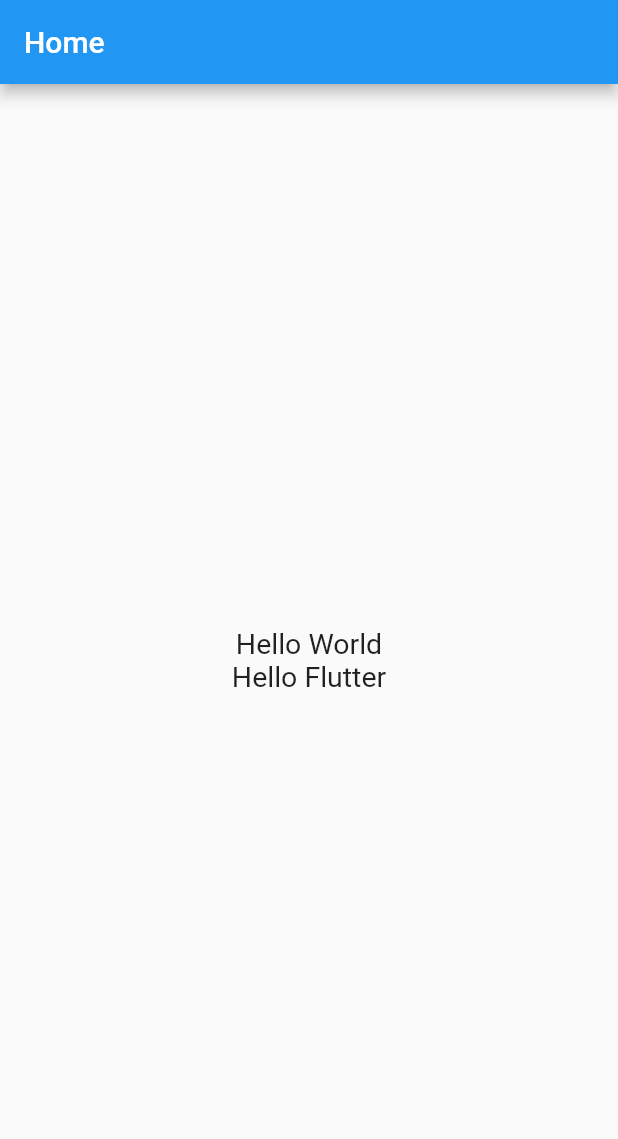
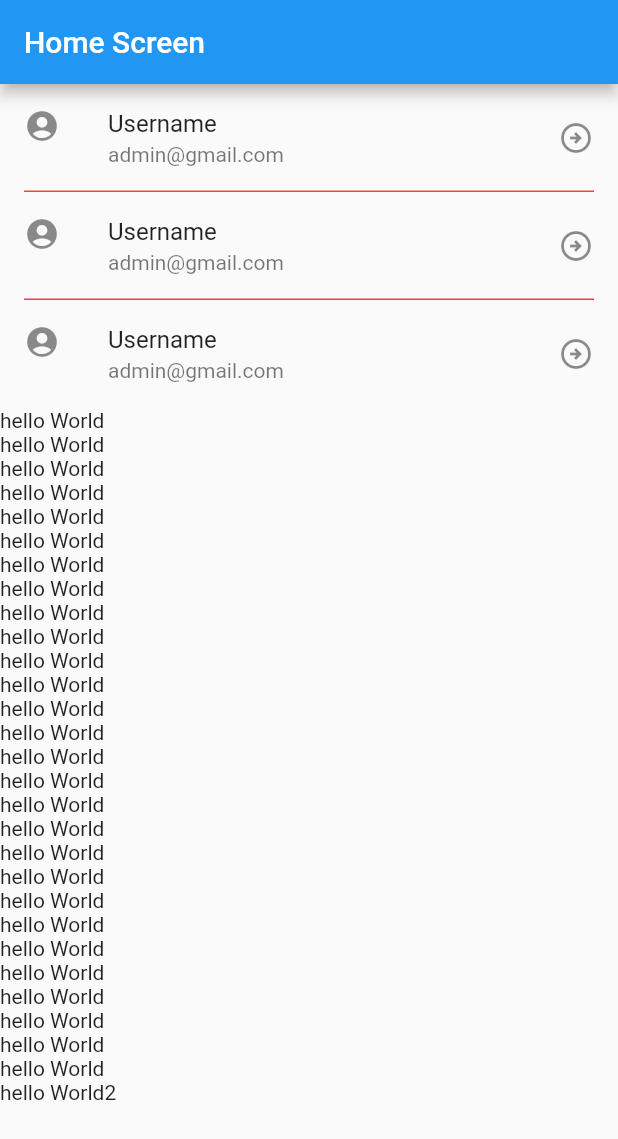
Before and after one commit to ShakibulDeveloper/flutter-practise-code, a Flutter app: the screen it shows after launch, on a phone screen of 412 x 824 dp. Shown: the top 1139 px of the screen. Run offline on Flutter 3.47's test engine with Material 2 defaults, Android fonts, the light colour scheme and no system bars.

Commit message:
class four part 2

```diff
--- a/lib/main.dart
+++ b/lib/main.dart
@@ -1,15 +1,15 @@
 import 'package:flutter/material.dart';
 
 void main(){
-  runApp(MyApp());
+  runApp(App());
 }
 
-class MyApp extends StatelessWidget{
+class App extends StatelessWidget{
   @override
   Widget build(BuildContext context) {
     return MaterialApp(
       home: HomeScreen(),
-      title: "My App",
+      title: "App",
     );
   }
 
@@ -20,41 +20,79 @@
   Widget build(BuildContext context) {
     return Scaffold(
       appBar: AppBar(
-        title: Text("Home"),
+        title: Text("Home Screen"),
       ),
-      body: Column(
-        mainAxisAlignment: MainAxisAlignment.center,
-        children: [
-          GestureDetector(
-            onTap: (){
-              print("tap");
-            },
-            onLongPress: (){
-              print("hold");
-            },
-            onDoubleTap: (){
-              print("double tap");
-            },
-            child: Center(child: Text("Hello World", style: TextStyle(
-              fontSize: 19,
-            ),)),
-          ),
-          InkWell(
-            onTap: (){
-              print("tap");
-            },
-            onLongPress: (){
-              print("hold");
-            },
-            onDoubleTap: (){
-              print("double tap");
-            },
-            child: Center(child: Text("Hello Flutter", style: TextStyle(
-              fontSize: 19,
-            ),)),
-          ),
-        ],
+      body: Scrollbar(
+        thickness: 5,
+        radius: Radius.circular(20),
+        child: ListView(
+          scrollDirection: Axis.vertical,
+          children: [
+            ListTile(
+              leading: Icon(Icons.account_circle),
+              title: Text("Username"),
+              subtitle: Text("admin@gmail.com"),
+              trailing: Icon(Icons.arrow_circle_right_outlined),
+            ),
+            Divider(
+              height: 0,
+              color: Colors.red,
+              thickness: 1,
+              indent: 16,
+              endIndent: 16,
+            ),
+            ListTile(
+              leading: Icon(Icons.account_circle),
+              title: Text("Username"),
+              subtitle: Text("admin@gmail.com"),
+              trailing: Icon(Icons.arrow_circle_right_outlined),
+            ),
+            Divider(
+              height: 0,
+              color: Colors.red,
+              thickness: 1,
+              indent: 16,
+              endIndent: 16,
+            ),
+            ListTile(
+              leading: Icon(Icons.account_circle),
+              title: Text("Username"),
+              subtitle: Text("admin@gmail.com"),
+              trailing: Icon(Icons.arrow_circle_right_outlined),
+            ),
+            Text("hello World"),
+            Text("hello World"),
+            Text("hello World"),
+            Text("hello World"),
+            Text("hello World"),
+            Text("hello World"),
+            Text("hello World"),
+            Text("hello World"),
+            Text("hello World"),
+            Text("hello World"),
+            Text("hello World"),
+            Text("hello World"),
+            Text("hello World"),
+            Text("hello World"),
+            Text("hello World"),
+            Text("hello World"),
+            Text("hello World"),
+            Text("hello World"),
+            Text("hello World"),
+            Text("hello World"),
+            Text("hello World"),
+            Text("hello World"),
+            Text("hello World"),
+            Text("hello World"),
+            Text("hello World"),
+            Text("hello World"),
+            Text("hello World"),
+            Text("hello World"),
+            Text("hello World2"),
+          ],
+        ),
       ),
+
     );
   }
 
```
